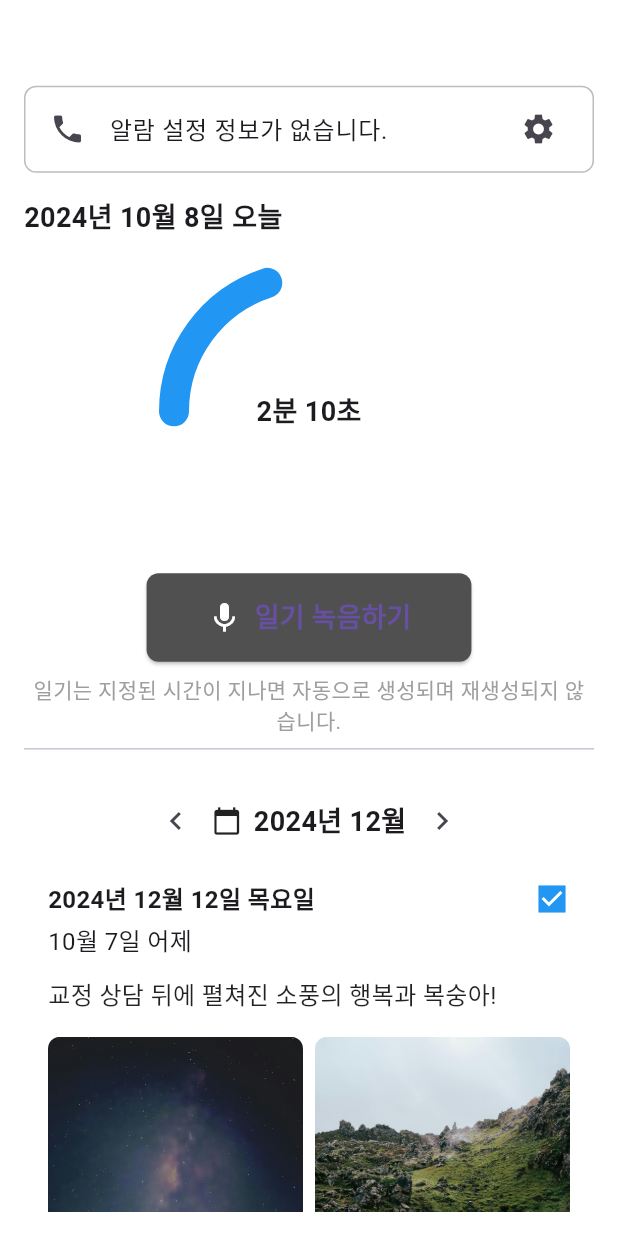
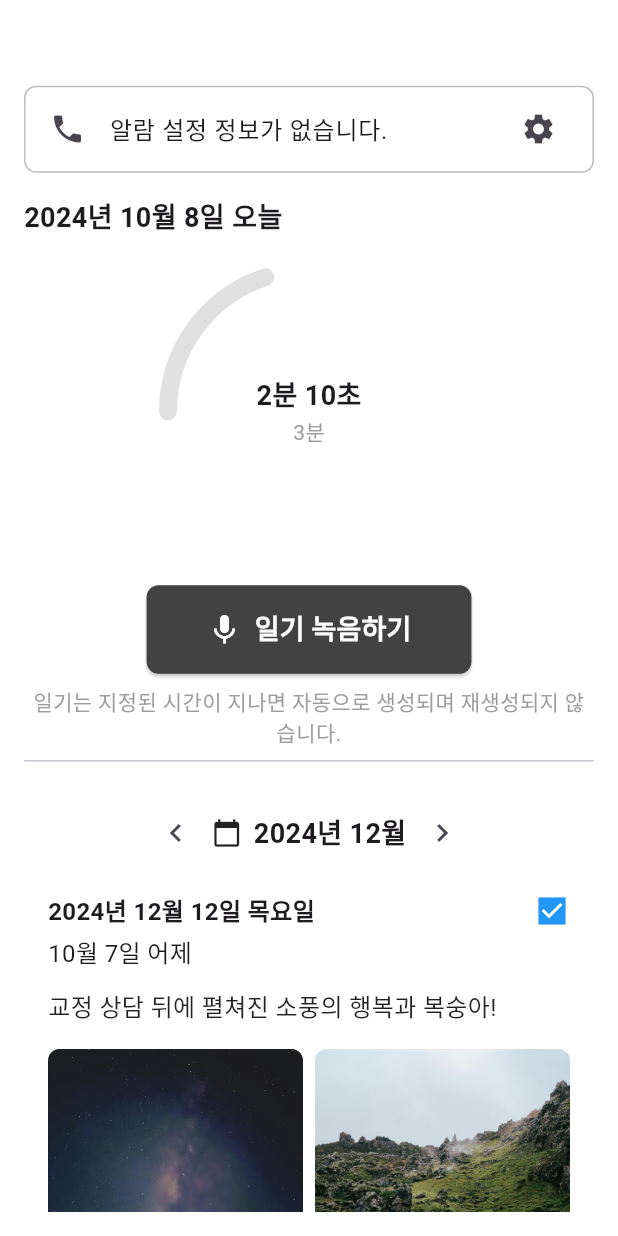
Before and after one commit to Mallang-Diary/MallangDiary-FrontEnd, a Flutter app: the Board2Page screen opened by its route, on a phone screen of 412 x 824 dp. Run offline on Flutter 3.47's test engine with Material 3 defaults, Android fonts, the phone set to English and light mode, and no system bars; drawn by our look-alikes of percent_indicator; our stand-ins replace audioplayers, permission_handler, smooth_page_indicator, sqflite, supabase; missing offline and left inert: dart:ffi, flutter_sound; accounts and stored records are empty.

```diff
--- a/lib/page/diary_board/diary_record_card.dart
+++ b/lib/page/diary_board/diary_record_card.dart
@@ -17,21 +17,30 @@ class DiaryRecordCard extends StatelessWidget {
         Center(
           child: CircularPercentIndicator(
             radius: 100.0,
-            lineWidth: 20.0,
+            lineWidth: 12.0,
             percent: 0.4,
             startAngle: 180,
-            backgroundColor: Colors.grey[300]!,
-            progressColor: Colors.blue,
+            backgroundColor: Colors.grey[200]!,
+            progressColor: Colors.black12,
             animation: true,
             circularStrokeCap: CircularStrokeCap.round,
-            center: Text(
-              "2분 10초",
-              style: TextStyle(fontSize: 18, fontWeight: FontWeight.bold),
+            center: Column(
+              mainAxisAlignment: MainAxisAlignment.center,
+              children: [
+                Text(
+                  "2분 10초",
+                  style: TextStyle(fontSize: 18, fontWeight: FontWeight.bold),
+                ),
+                Text(
+                "3분",
+                style: TextStyle(fontSize: 14, color: Colors.grey),
+                ),
+              ]
             ),
             arcType: ArcType.HALF,
           ),
         ),
-        SizedBox(height: 8), // 여백 추가
+        SizedBox(height: 16), // 여백 추가
         Center(
           child: ElevatedButton.icon(
             onPressed: () {
@@ -44,10 +53,10 @@ class DiaryRecordCard extends StatelessWidget {
             ),
             label: Text(
               "일기 녹음하기",
-              style: TextStyle(fontSize: 18, fontWeight: FontWeight.bold),
+              style: TextStyle(fontSize: 18, fontWeight: FontWeight.bold, color: Colors.white),
             ),
             style: ElevatedButton.styleFrom(
-              backgroundColor: Color(0xFF505050),
+              backgroundColor: Colors.grey[800],
               padding: EdgeInsets.symmetric(horizontal: 40, vertical: 16),
               shape: RoundedRectangleBorder(
                 borderRadius: BorderRadius.circular(8),
--- a/pubspec.yaml
+++ b/pubspec.yaml
@@ -36,6 +36,7 @@ dependencies:
 
   # The following adds the Cupertino Icons font to your application.
   # Use with the CupertinoIcons class for iOS style icons.
+  intl: ^0.17.0
   cupertino_icons: ^1.0.8
   supabase: ^2.5.0
   smooth_page_indicator: ^1.2.0+3
```
Also changed, not shown: lib/page/caller/caller_screen.dart (+54 -0 lines), pubspec.lock.
